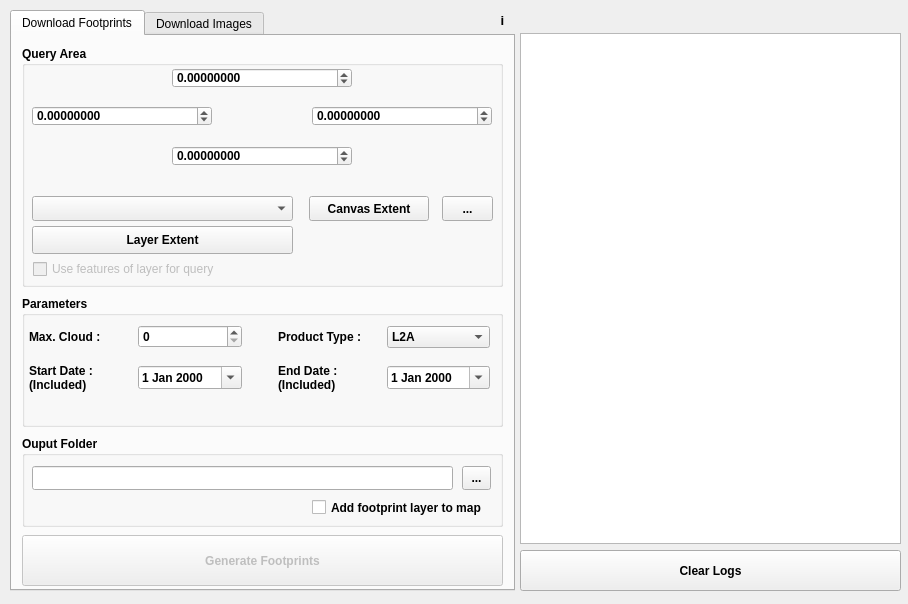
Above: sentinel_downloader/sentinel_downloader_dialog_base.ui from caliskanmurat/qgis_sentinel2_image_downloader_plugin before the change. Below: the same form after it.
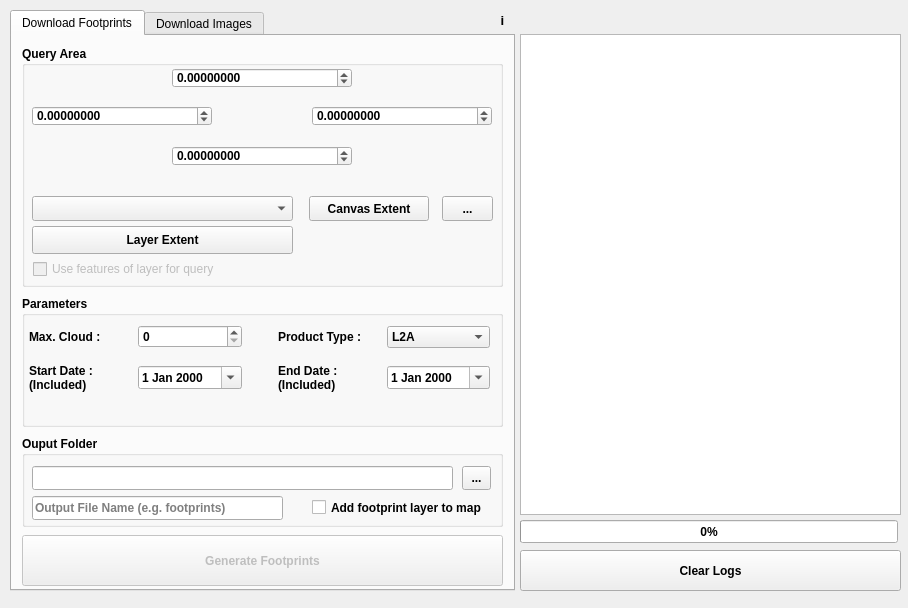
That is the form after the change.

The edit to the form file:
```diff
--- a/sentinel_downloader/sentinel_downloader_dialog_base.ui
+++ b/sentinel_downloader/sentinel_downloader_dialog_base.ui
@@ -7,9 +7,21 @@
     <x>0</x>
     <y>0</y>
     <width>908</width>
-    <height>604</height>
+    <height>608</height>
    </rect>
   </property>
+  <property name="minimumSize">
+   <size>
+    <width>908</width>
+    <height>608</height>
+   </size>
+  </property>
+  <property name="maximumSize">
+   <size>
+    <width>908</width>
+    <height>608</height>
+   </size>
+  </property>
   <property name="windowTitle">
    <string>Sentinel 2 Image Downloader</string>
   </property>
@@ -31,6 +43,18 @@
      <verstretch>0</verstretch>
     </sizepolicy>
    </property>
+   <property name="minimumSize">
+    <size>
+     <width>505</width>
+     <height>581</height>
+    </size>
+   </property>
+   <property name="maximumSize">
+    <size>
+     <width>505</width>
+     <height>581</height>
+    </size>
+   </property>
    <property name="currentIndex">
     <number>0</number>
    </property>
@@ -329,6 +353,28 @@
        <string>Add footprint layer to map</string>
       </property>
      </widget>
+     <widget class="QLineEdit" name="le_outFileName">
+      <property name="geometry">
+       <rect>
+        <x>10</x>
+        <y>60</y>
+        <width>251</width>
+        <height>24</height>
+       </rect>
+      </property>
+      <property name="maxLength">
+       <number>255</number>
+      </property>
+      <property name="frame">
+       <bool>true</bool>
+      </property>
+      <property name="alignment">
+       <set>Qt::AlignLeading|Qt::AlignLeft|Qt::AlignVCenter</set>
+      </property>
+      <property name="placeholderText">
+       <string>Output File Name (e.g. footprints)</string>
+      </property>
+     </widget>
     </widget>
     <widget class="QGroupBox" name="groupBox_2">
      <property name="geometry">
@@ -899,9 +945,9 @@
    <property name="geometry">
     <rect>
      <x>520</x>
-     <y>33</y>
+     <y>34</y>
      <width>381</width>
-     <height>511</height>
+     <height>481</height>
     </rect>
    </property>
    <property name="readOnly">
@@ -956,6 +1002,31 @@
     <bool>true</bool>
    </property>
   </widget>
+  <widget class="QProgressBar" name="pb_download">
+   <property name="geometry">
+    <rect>
+     <x>520</x>
+     <y>520</y>
+     <width>378</width>
+     <height>23</height>
+    </rect>
+   </property>
+   <property name="font">
+    <font>
+     <weight>75</weight>
+     <bold>true</bold>
+    </font>
+   </property>
+   <property name="value">
+    <number>0</number>
+   </property>
+   <property name="textVisible">
+    <bool>true</bool>
+   </property>
+   <property name="format">
+    <string>%p%</string>
+   </property>
+  </widget>
  </widget>
  <resources/>
  <connections/>
```
Left out of the diff: 37 changed lines with no effect on the pictures.
